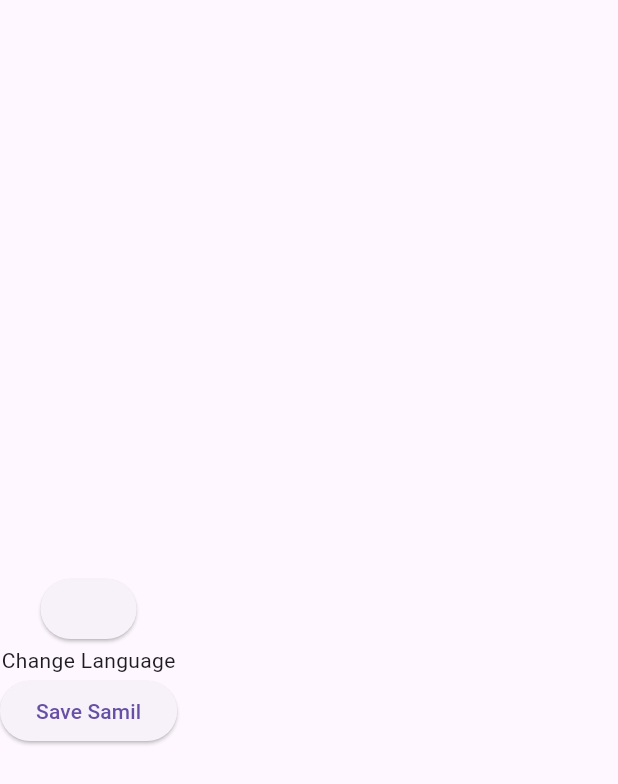
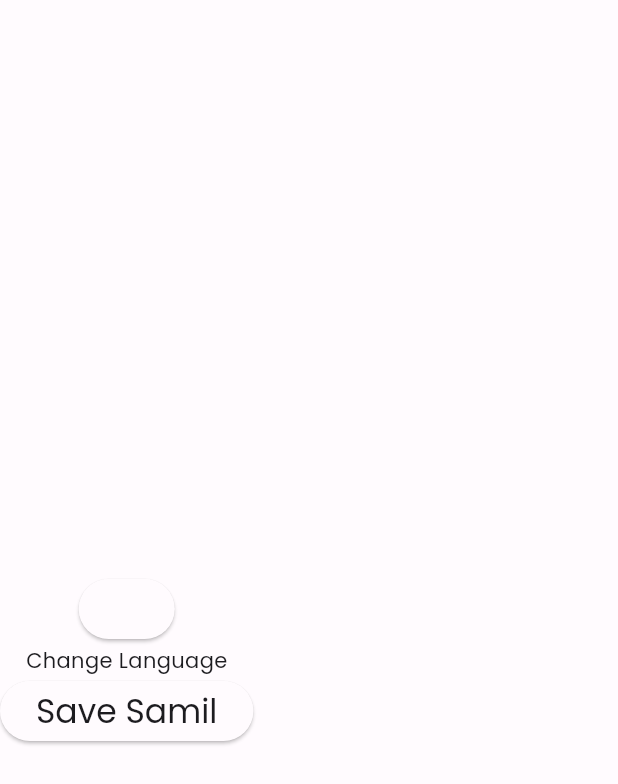
Before and after one commit to nugaysamil/flutter_architecture, a Flutter app: the screen it shows after launch, on a phone screen of 412 x 824 dp. Shown: the top 784 px of the screen. Run offline on Flutter 3.47's test engine with Material 3 defaults, Android fonts, the phone set to English and light mode, and no system bars; our stand-ins replace easy_localization, envied, google_fonts, logger; missing offline and left inert: easy_logger, kartal; generated files the repository leaves out were written again.

Commit message:
added custom theme details

```diff
--- a/lib/feature/home/home_view.dart
+++ b/lib/feature/home/home_view.dart
@@ -36,8 +36,12 @@ class _HomeViewState extends State<HomeView> with HomeViewMixin {
                 value: Locales.en,
               );
             },
-            child:
-                const Text(LocaleKeys.general_button_save).tr(args: ['Samil']),
+            child: Text(
+              LocaleKeys.general_button_save,
+              style: Theme.of(context).textTheme.titleLarge,
+            ).tr(
+              args: ['Samil'],
+            ),
           ),
         ],
       ),
--- a/lib/main.dart
+++ b/lib/main.dart
@@ -1,6 +1,8 @@
 import 'package:architecture_template_v2/feature/home/home_view.dart';
 import 'package:architecture_template_v2/product/init/application_initialize.dart';
 import 'package:architecture_template_v2/product/init/product_localization.dart';
+import 'package:architecture_template_v2/product/init/theme/custom_dark_theme.dart';
+import 'package:architecture_template_v2/product/init/theme/custom_light_theme.dart';
 import 'package:easy_localization/easy_localization.dart';
 import 'package:flutter/material.dart';
 
@@ -20,6 +22,9 @@ class _MyApp extends StatelessWidget {
   @override
   Widget build(BuildContext context) {
     return MaterialApp(
+      theme: CustomLightTheme().themeData,
+      darkTheme: CustomDarkTheme().themeData,
+      themeMode: ThemeMode.light,
       localizationsDelegates: context.localizationDelegates,
       supportedLocales: context.supportedLocales,
       locale: context.locale,
--- /dev/null
+++ b/lib/product/init/theme/custom_color_scheme.dart
@@ -0,0 +1,77 @@
+import 'package:flutter/material.dart';
+
+// project custom colors
+final class CustomColorScheme {
+  CustomColorScheme._();
+
+  // Light color scheme set
+  static const lightColorScheme = ColorScheme(
+    brightness: Brightness.light,
+    primary: Color(0xFF6750A4),
+    onPrimary: Color(0xFFFFFFFF),
+    primaryContainer: Color(0xFFEADDFF),
+    onPrimaryContainer: Color(0xFF21005D),
+    secondary: Color(0xFF625B71),
+    onSecondary: Color(0xFFFFFFFF),
+    secondaryContainer: Color(0xFFE8DEF8),
+    onSecondaryContainer: Color(0xFF1D192B),
+    tertiary: Color(0xFF7D5260),
+    onTertiary: Color(0xFFFFFFFF),
+    tertiaryContainer: Color(0xFFFFD8E4),
+    onTertiaryContainer: Color(0xFF31111D),
+    error: Color(0xFFB3261E),
+    onError: Color(0xFFFFFFFF),
+    errorContainer: Color(0xFFF9DEDC),
+    onErrorContainer: Color(0xFF410E0B),
+    outline: Color(0xFF79747E),
+    background: Color(0xFFFFFBFE),
+    onBackground: Color(0xFF1C1B1F),
+    surface: Color(0xFFFFFBFE),
+    onSurface: Color(0xFF1C1B1F),
+    surfaceVariant: Color(0xFFE7E0EC),
+    onSurfaceVariant: Color(0xFF49454F),
+    inverseSurface: Color(0xFF313033),
+    onInverseSurface: Color(0xFFF4EFF4),
+    inversePrimary: Color(0xFFD0BCFF),
+    shadow: Color(0xFF000000),
+    surfaceTint: Color(0xFF6750A4),
+    outlineVariant: Color(0xFFCAC4D0),
+    scrim: Color(0xFF000000),
+  );
+
+  // Dark color scheme set
+
+  static const darkColorScheme = ColorScheme(
+    brightness: Brightness.dark,
+    primary: Color(0xFFD0BCFF),
+    onPrimary: Color(0xFF381E72),
+    primaryContainer: Color(0xFF4F378B),
+    onPrimaryContainer: Color(0xFFEADDFF),
+    secondary: Color(0xFFCCC2DC),
+    onSecondary: Color(0xFF332D41),
+    secondaryContainer: Color(0xFF4A4458),
+    onSecondaryContainer: Color(0xFFE8DEF8),
+    tertiary: Color(0xFFEFB8C8),
+    onTertiary: Color(0xFF492532),
+    tertiaryContainer: Color(0xFF633B48),
+    onTertiaryContainer: Color(0xFFFFD8E4),
+    error: Color(0xFFF2B8B5),
+    onError: Color(0xFF601410),
+    errorContainer: Color(0xFF8C1D18),
+    onErrorContainer: Color(0xFFF9DEDC),
+    outline: Color(0xFF938F99),
+    background: Color(0xFF1C1B1F),
+    onBackground: Color(0xFFE6E1E5),
+    surface: Color(0xFF1C1B1F),
+    onSurface: Color(0xFFE6E1E5),
+    surfaceVariant: Color(0xFF49454F),
+    onSurfaceVariant: Color(0xFFCAC4D0),
+    inverseSurface: Color(0xFFE6E1E5),
+    onInverseSurface: Color(0xFF313033),
+    inversePrimary: Color(0xFF6750A4),
+    shadow: Color(0xFF000000),
+    surfaceTint: Color(0xFFD0BCFF),
+    outlineVariant: Color(0xFF49454F),
+    scrim: Color(0xFF000000),
+  );
+}
--- /dev/null
+++ b/lib/product/init/theme/custom_dark_theme.dart
@@ -0,0 +1,20 @@
+import 'package:architecture_template_v2/product/init/theme/custom_color_scheme.dart';
+import 'package:architecture_template_v2/product/init/theme/custom_theme.dart';
+import 'package:flutter/material.dart';
+import 'package:google_fonts/google_fonts.dart';
+
+/// Custom light theme for project design
+
+final class CustomLightTheme implements CustomTheme {
+  @override
+  ThemeData get themeData => ThemeData(
+        useMaterial3: true,
+        fontFamily: GoogleFonts.poppins().fontFamily,
+        colorScheme: CustomColorScheme.lightColorScheme,
+        floatingActionButtonTheme: floatingActionButtonThemeData,
+      );
+
+  @override
+  final FloatingActionButtonThemeData floatingActionButtonThemeData =
+      const FloatingActionButtonThemeData();
+}
--- /dev/null
+++ b/lib/product/init/theme/custom_light_theme.dart
@@ -0,0 +1,19 @@
+import 'package:architecture_template_v2/product/init/theme/custom_color_scheme.dart';
+import 'package:architecture_template_v2/product/init/theme/custom_theme.dart';
+import 'package:flutter/material.dart';
+
+/// Custom light theme for project design
+final class CustomDarkTheme implements CustomTheme {
+  @override
+  // TODO: change the initiliaze themeData instead of computed
+  ThemeData get themeData => ThemeData(
+        useMaterial3: true,
+        colorScheme: CustomColorScheme.darkColorScheme,
+        floatingActionButtonTheme: floatingActionButtonThemeData,
+        textTheme: const TextTheme(bodySmall: TextStyle(fontSize: 15)),
+      );
+
+  @override
+  final FloatingActionButtonThemeData floatingActionButtonThemeData =
+      const FloatingActionButtonThemeData();
+}
--- /dev/null
+++ b/lib/product/init/theme/custom_theme.dart
@@ -0,0 +1,7 @@
+import 'package:flutter/material.dart';
+
+abstract class CustomTheme {
+  ThemeData get themeData;
+
+  FloatingActionButtonThemeData get floatingActionButtonThemeData;
+}
--- /dev/null
+++ b/lib/product/init/theme/index.dart
@@ -0,0 +1,4 @@
+export 'custom_color_scheme.dart';
+export 'custom_dark_theme.dart';
+export 'custom_light_theme.dart';
+export 'custom_theme.dart';
--- a/pubspec.yaml
+++ b/pubspec.yaml
@@ -31,6 +31,7 @@ dependencies:
   easy_logger: ^0.0.2
   logger: ^2.0.2+1
   kartal: ^3.5.0
+  google_fonts: ^6.1.0
 
 
 dev_dependencies:
```
Also changed, not shown: pubspec.lock.
